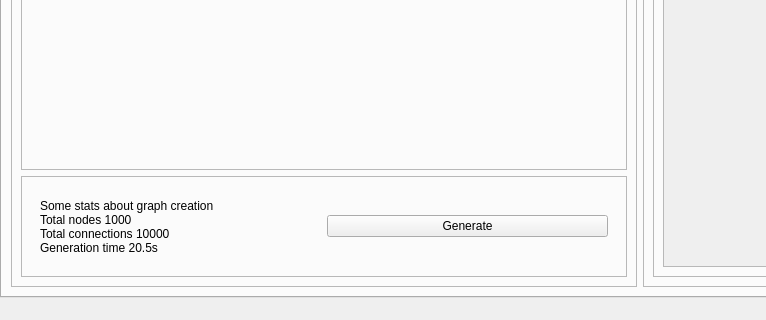
Qt form qt/NetworkEdit/main.ui (Ayamur0/EpidemicsSimulator) before a commit; both pictures show x 0 to 766 and y 399 to 719 of the 1280 by 719 pixel window.
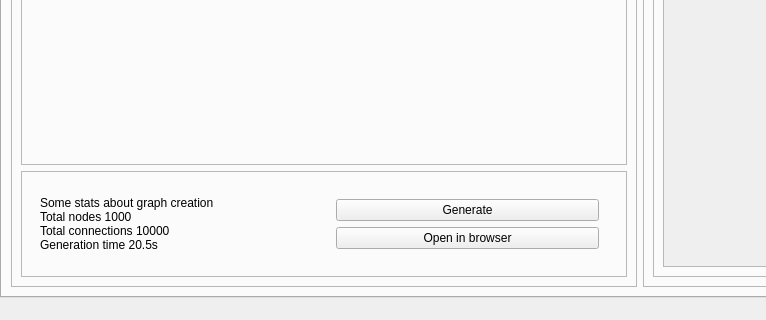
The same form after that commit. The open tabs and pages were chosen to show the change.

The edit to the form file:
```diff
--- a/qt/NetworkEdit/main.ui
+++ b/qt/NetworkEdit/main.ui
@@ -98,6 +98,9 @@
                   </widget>
                  </item>
                  <item>
+                  <widget class="QWidget" name="info_buttons" native="true">
+                   <layout class="QVBoxLayout" name="verticalLayout_21">
+                    <item>
                   <widget class="QPushButton" name="generate_button">
                    <property name="toolTip">
                     <string>&lt;html&gt;&lt;head/&gt;&lt;body&gt;&lt;p&gt;(Re-)Generate the network image&lt;/p&gt;&lt;/body&gt;&lt;/html&gt;</string>
@@ -119,6 +122,16 @@
                    </property>
                   </widget>
                  </item>
+                    <item>
+                     <widget class="QPushButton" name="open_in_browser_button">
+                      <property name="text">
+                       <string>Open in browser</string>
+                      </property>
+                     </widget>
+                    </item>
+                   </layout>
+                  </widget>
+                 </item>
                 </layout>
                </widget>
               </item>
```
Left out of the diff: 17 changed lines with no effect on the pictures. Lines whose indentation alone changed are shown as unchanged.
